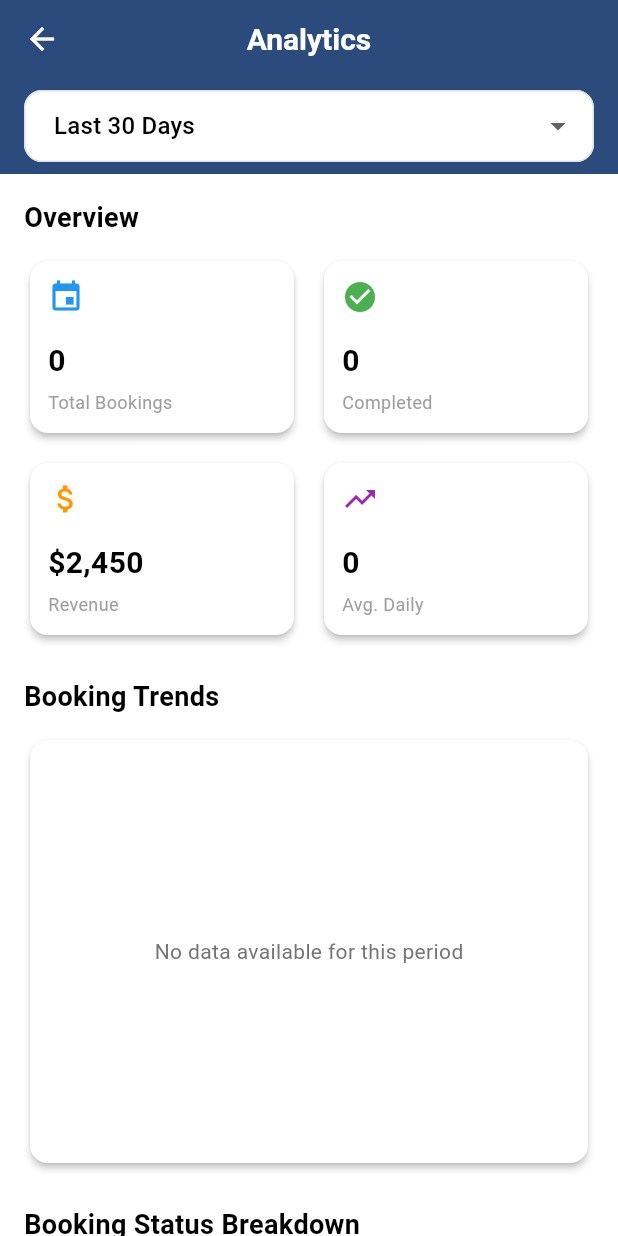
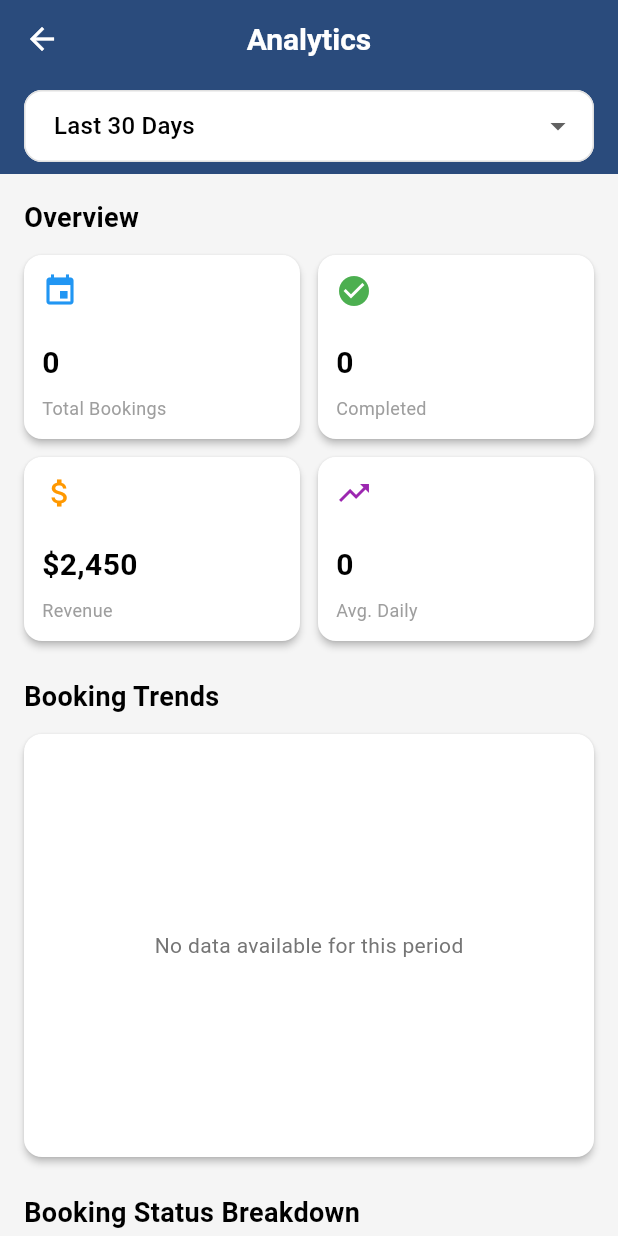
Before and after one commit to Jav1009/slotwise-app, a Flutter app: the AnalyticsScreen screen opened by its route, on a phone screen of 412 x 824 dp. Run offline on Flutter 3.47's test engine with Material 3 defaults, Android fonts, the phone set to English and light mode, and no system bars; our stand-ins replace cached_network_image, dio, firebase_core, fl_chart, flutter_secure_storage, image_picker and 3 more; accounts and stored records are empty; network calls fail.

Commit message:
Enhance app theme with new colors and updates
Added new colors for background and surface in light and dark themes. Updated input decoration and card theme to use new colors and fixed card theme instantiation.

```diff
--- a/lib/core/theme/app_theme.dart
+++ b/lib/core/theme/app_theme.dart
@@ -8,15 +8,21 @@ class AppTheme {
   static const Color warningColor = Color(0xFFF39C12);
   static const Color successColor = Color(0xFF2ECC71);
   static const Color infoColor = Color(0xFF3498DB);
+  static const Color backgroundColor = Color(0xFFF5F5F5);
+  static const Color surfaceColor = Colors.white;
+  static const Color darkBackgroundColor = Color(0xFF121212);
+  static const Color darkSurfaceColor = Color(0xFF1E1E1E);
 
   static ThemeData lightTheme = ThemeData(
     brightness: Brightness.light,
     primaryColor: primaryColor,
+    scaffoldBackgroundColor: backgroundColor,
     colorScheme: const ColorScheme.light(
       primary: primaryColor,
       secondary: secondaryColor,
       error: errorColor,
-      surface: Colors.white,
+      surface: surfaceColor,
+      background: backgroundColor,
     ),
     appBarTheme: const AppBarTheme(
       elevation: 0,
@@ -61,7 +67,22 @@ class AppTheme {
     inputDecorationTheme: InputDecorationTheme(
       border: OutlineInputBorder(
         borderRadius: BorderRadius.circular(12),
-        borderSide: BorderSide.none,
+      ),
+      enabledBorder: OutlineInputBorder(
+        borderRadius: BorderRadius.circular(12),
+        borderSide: BorderSide(color: Colors.grey[300]!),
+      ),
+      focusedBorder: OutlineInputBorder(
+        borderRadius: BorderRadius.circular(12),
+        borderSide: const BorderSide(color: primaryColor, width: 2),
+      ),
+      errorBorder: OutlineInputBorder(
+        borderRadius: BorderRadius.circular(12),
+        borderSide: const BorderSide(color: errorColor),
+      ),
+      focusedErrorBorder: OutlineInputBorder(
+        borderRadius: BorderRadius.circular(12),
+        borderSide: const BorderSide(color: errorColor, width: 2),
       ),
       filled: true,
       fillColor: Colors.grey[50],
@@ -69,26 +90,22 @@ class AppTheme {
       labelStyle: TextStyle(color: Colors.grey[600]),
       hintStyle: TextStyle(color: Colors.grey[400]),
       errorStyle: const TextStyle(color: errorColor),
-      focusedBorder: OutlineInputBorder(
-        borderRadius: BorderRadius.circular(12),
-        borderSide: const BorderSide(color: primaryColor, width: 1.5),
-      ),
-      enabledBorder: OutlineInputBorder(
-        borderRadius: BorderRadius.circular(12),
-        borderSide: BorderSide(color: Colors.grey[300]!),
-      ),
     ),
-    cardTheme: CardTheme(
+    cardTheme: CardThemeData(  // Fixed: CardThemeData instead of CardTheme
       elevation: 2,
       shape: RoundedRectangleBorder(
         borderRadius: BorderRadius.circular(12),
       ),
       clipBehavior: Clip.antiAlias,
+      color: surfaceColor,
+      margin: EdgeInsets.zero,
     ),
     chipTheme: ChipThemeData(
-      backgroundColor: Colors.grey[100],
+      backgroundColor: Colors.grey[100]!,
       selectedColor: primaryColor,
+      disabledColor: Colors.grey[300]!,
       labelStyle: const TextStyle(fontSize: 12),
+      secondaryLabelStyle: const TextStyle(fontSize: 12),
       padding: const EdgeInsets.symmetric(horizontal: 8, vertical: 4),
       shape: RoundedRectangleBorder(
         borderRadius: BorderRadius.circular(8),
@@ -99,6 +116,7 @@ class AppTheme {
       unselectedItemColor: Colors.grey[400],
       type: BottomNavigationBarType.fixed,
       elevation: 8,
+      backgroundColor: surfaceColor,
     ),
     floatingActionButtonTheme: FloatingActionButtonThemeData(
       backgroundColor: primaryColor,
@@ -117,17 +135,35 @@ class AppTheme {
         color: Colors.black87,
       ),
       contentTextStyle: const TextStyle(fontSize: 16, color: Colors.black54),
+      backgroundColor: surfaceColor,
+    ),
+    dividerColor: Colors.grey[300],
+    dividerTheme: DividerThemeData(
+      color: Colors.grey[300],
+      thickness: 1,
+      space: 1,
+    ),
+    progressIndicatorTheme: ProgressIndicatorThemeData(
+      color: primaryColor,
+      linearTrackColor: Colors.grey[300],
+    ),
+    tabBarTheme: TabBarTheme(
+      labelColor: primaryColor,
+      unselectedLabelColor: Colors.grey[600],
+      indicatorColor: primaryColor,
     ),
   );
 
   static ThemeData darkTheme = ThemeData(
     brightness: Brightness.dark,
     primaryColor: primaryColor,
+    scaffoldBackgroundColor: darkBackgroundColor,
     colorScheme: const ColorScheme.dark(
       primary: primaryColor,
       secondary: secondaryColor,
       error: errorColor,
-      surface: Color(0xFF1E1E1E),
+      surface: darkSurfaceColor,
+      background: darkBackgroundColor,
     ),
     appBarTheme: AppBarTheme(
       elevation: 0,
@@ -163,7 +199,22 @@ class AppTheme {
     inputDecorationTheme: InputDecorationTheme(
       border: OutlineInputBorder(
         borderRadius: BorderRadius.circular(12),
-        borderSide: BorderSide.none,
+      ),
+      enabledBorder: OutlineInputBorder(
+        borderRadius: BorderRadius.circular(12),
+        borderSide: BorderSide(color: Colors.grey[700]!),
+      ),
+      focusedBorder: OutlineInputBorder(
+        borderRadius: BorderRadius.circular(12),
+        borderSide: const BorderSide(color: primaryColor, width: 2),
+      ),
+      errorBorder: OutlineInputBorder(
+        borderRadius: BorderRadius.circular(12),
+        borderSide: const BorderSide(color: errorColor),
+      ),
+      focusedErrorBorder: OutlineInputBorder(
+        borderRadius: BorderRadius.circular(12),
+        borderSide: const BorderSide(color: errorColor, width: 2),
       ),
       filled: true,
       fillColor: Colors.grey[800],
@@ -171,21 +222,15 @@ class AppTheme {
       labelStyle: TextStyle(color: Colors.grey[400]),
       hintStyle: TextStyle(color: Colors.grey[500]),
       errorStyle: const TextStyle(color: errorColor),
-      focusedBorder: OutlineInputBorder(
-        borderRadius: BorderRadius.circular(12),
-        borderSide: const BorderSide(color: primaryColor, width: 1.5),
-      ),
-      enabledBorder: OutlineInputBorder(
-        borderRadius: BorderRadius.circular(12),
-        borderSide: BorderSide(color: Colors.grey[700]!),
-      ),
     ),
-    cardTheme: CardTheme(
+    cardTheme: CardThemeData(  // Fixed: CardThemeData instead of CardTheme
       elevation: 2,
-      color: Colors.grey[850],
       shape: RoundedRectangleBorder(
         borderRadius: BorderRadius.circular(12),
       ),
+      clipBehavior: Clip.antiAlias,
+      color: darkSurfaceColor,
+      margin: EdgeInsets.zero,
     ),
     bottomNavigationBarTheme: BottomNavigationBarThemeData(
       selectedItemColor: primaryColor,
@@ -194,8 +239,15 @@ class AppTheme {
       type: BottomNavigationBarType.fixed,
       elevation: 8,
     ),
+    floatingActionButtonTheme: FloatingActionButtonThemeData(
+      backgroundColor: primaryColor,
+      foregroundColor: Colors.white,
+      shape: RoundedRectangleBorder(
+        borderRadius: BorderRadius.circular(16),
+      ),
+    ),
     dialogTheme: DialogTheme(
-      backgroundColor: Colors.grey[850],
+      backgroundColor: darkSurfaceColor,
       shape: RoundedRectangleBorder(
         borderRadius: BorderRadius.circular(16),
       ),
@@ -206,13 +258,20 @@ class AppTheme {
       ),
       contentTextStyle: const TextStyle(fontSize: 16, color: Colors.white70),
     ),
+    dividerColor: Colors.grey[800],
+    dividerTheme: DividerThemeData(
+      color: Colors.grey[800],
+      thickness: 1,
+      space: 1,
+    ),
+    progressIndicatorTheme: ProgressIndicatorThemeData(
+      color: primaryColor,
+      linearTrackColor: Colors.grey[700],
+    ),
+    tabBarTheme: TabBarTheme(
+      labelColor: primaryColor,
+      unselectedLabelColor: Colors.grey[400],
+      indicatorColor: primaryColor,
+    ),
   );
 }
-
-// Extension for easier theme access
-extension ThemeExtension on BuildContext {
-  bool get isDarkMode => Theme.of(this).brightness == Brightness.dark;
-  Color get primaryColor => Theme.of(this).primaryColor;
-  Color get scaffoldBackgroundColor => Theme.of(this).scaffoldBackgroundColor;
-  Color get cardColor => Theme.of(this).cardTheme.color ?? Colors.white;
-}
```
